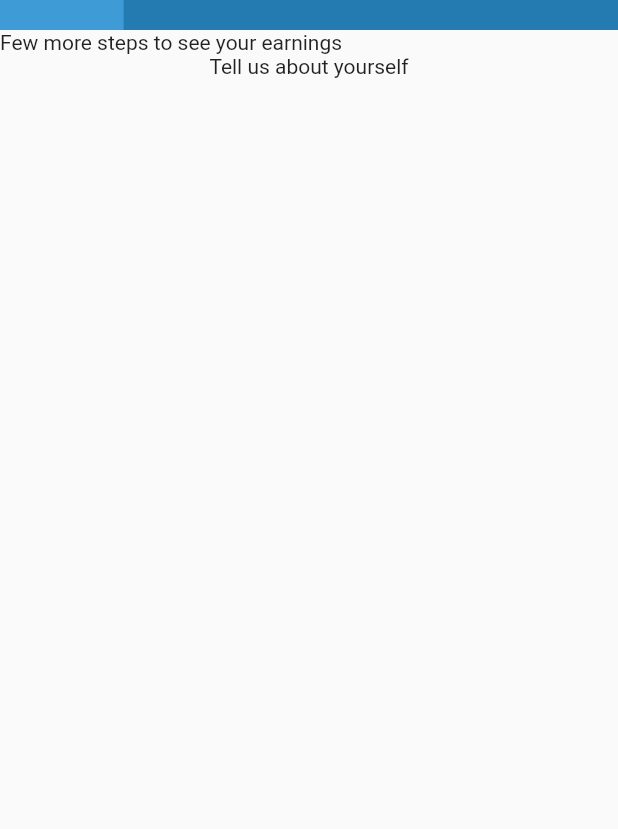
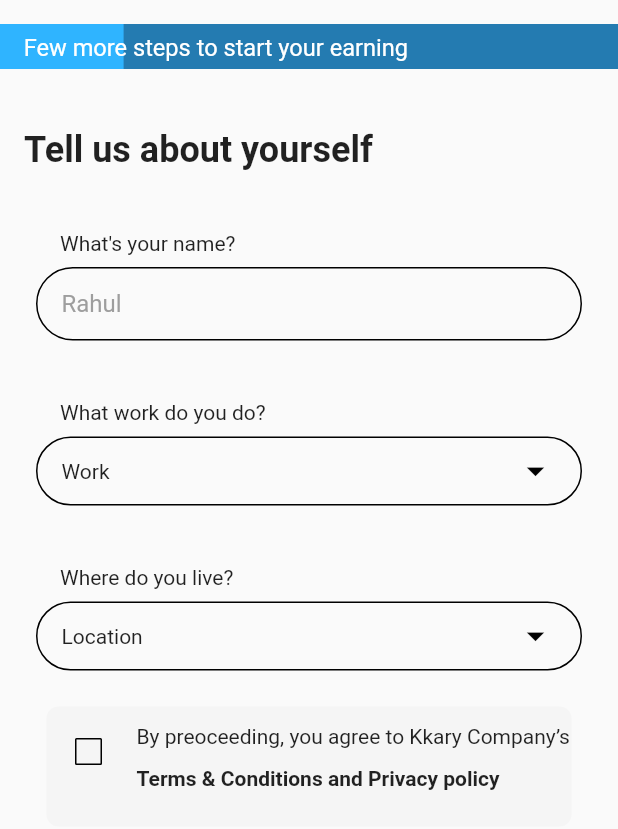
Before and after one commit to KiranYaduvanshi/kkary_vendor_service, a Flutter app: the Partner screen opened directly, on a phone screen of 412 x 824 dp. Shown: the top 829 px of the screen. Run offline on Flutter 3.47's test engine with Material 2 defaults, Android fonts, the light colour scheme and no system bars; our stand-ins replace get, velocity_x; statements that could not run were skipped.

Commit message:
kkary Mar 4 2022 10:10

```diff
--- a/lib/common_widgets/linear_progress_indicator.dart
+++ b/lib/common_widgets/linear_progress_indicator.dart
@@ -1,9 +1,26 @@
 import 'package:flutter/material.dart';
+import 'package:kkary_vendors/utils/app_colors.dart';
+import 'package:velocity_x/velocity_x.dart';
 
-class ProgressIndecator{
-
-  static LinearProgressIndicator _linearProgressIndicator({required String Text}){
-    return LinearProgressIndicator();
-
+class ProgressIndecators {
+  static Widget linearProgressIndicator(
+      {required String text, required double value}) {
+    return SizedBox(
+      height: 30,
+      child: Stack(
+        children: [
+          LinearProgressIndicator(
+            minHeight: 35,
+            value: value,
+            backgroundColor: AppColors.blueDark,
+            color: AppColors.blueMedium,
+          ),
+          Align(
+            child: "  $text".text.lg.color(Colors.white).make(),
+            alignment: Alignment.centerLeft,
+          ).px8(),
+        ],
+      ),
+    );
   }
 }
--- a/lib/modules/services_vendor/views/IntroScreens/partner.dart
+++ /dev/null
@@ -1,31 +0,0 @@
-import 'package:flutter/material.dart';
-import 'package:kkary_vendors/utils/app_colors.dart';
-
-class Partner extends StatefulWidget {
-  const Partner({Key? key}) : super(key: key);
-
-  @override
-  State<Partner> createState() => _PartnerState();
-}
-
-class _PartnerState extends State<Partner> {
-  @override
-  Widget build(BuildContext context) {
-    return SafeArea(
-        child: Scaffold(
-      body: Column(
-        children: const [
-          LinearProgressIndicator(
-            minHeight: 20,
-            value: 0.2,
-            backgroundColor: AppColors.blueDark,
-            color: AppColors.blueLight,
-
-          ),
-          Align(child: Text("Few more steps to see your earnings"),alignment: Alignment.topLeft,),
-          Text("Tell us about yourself"),
-        ],
-      ),
-    ));
-  }
-}
--- /dev/null
+++ b/lib/modules/services_vendor/views/Register/partner.dart
@@ -0,0 +1,107 @@
+import 'package:flutter/material.dart';
+import 'package:kkary_vendors/common_widgets/linear_progress_indicator.dart';
+import 'package:kkary_vendors/utils/app_colors.dart';
+import 'package:kkary_vendors/utils/app_icons.dart';
+import 'package:kkary_vendors/utils/decorations.dart';
+import 'package:velocity_x/velocity_x.dart';
+
+class Partner extends StatefulWidget {
+  const Partner({Key? key}) : super(key: key);
+
+  @override
+  State<Partner> createState() => _PartnerState();
+}
+
+class _PartnerState extends State<Partner> {
+  @override
+  Widget build(BuildContext context) {
+    return SafeArea(
+        child: Scaffold(
+      body: Column(
+        crossAxisAlignment: CrossAxisAlignment.start,
+        children: [
+          ProgressIndecators.linearProgressIndicator(
+                  text: "Few more steps to start your earning", value: 0.2)
+              .py(16),
+          "Tell us about yourself".text.size(24).semiBold.make().py24().px16(),
+          fields(title: "What's your name?", widget: nameField(hint: "Rahul"))
+              .px24()
+              .py(16),
+          fields(title: "What work do you do?", widget: select(lable: "Work"))
+              .px24()
+              .py16(),
+          fields(title: "Where do you live?", widget: select(lable: "Location"))
+              .px24()
+              .py16(),
+          Center(
+            child: Container(
+              constraints: const BoxConstraints(
+                  minWidth: 200, maxWidth: 350, minHeight: 80),
+              decoration: CustomeBoxDecorations.circularAgree(
+                  backColor: Colors.grey.shade100),
+              child: Row(
+                mainAxisAlignment: MainAxisAlignment.center,
+                crossAxisAlignment: CrossAxisAlignment.start,
+                children: [
+                  Checkbox(
+                      // fillColor: MaterialStateProperty.all(Colors.white),
+                      activeColor: AppColors.blueMedium,
+                      side: BorderSide(width: 1, color: Colors.black),
+                      value: false,
+                      onChanged: (value) {
+                        value = value!;
+                        debugPrint(
+                          value.toString(),
+                        );
+                      }).py(6).px4(),
+                  Column(
+                    crossAxisAlignment: CrossAxisAlignment.start,
+                    children: [
+                      "By preoceeding, you agree to Kkary Company’s"
+                          .text
+                          .make()
+                          .py12(),
+                      "Terms & Conditions and Privacy policy".text.bold.make()
+                    ],
+                  ).px4()
+                ],
+              ),
+            ),
+          ),
+        ],
+      ),
+    ));
+  }
+
+  Widget fields({required String title, required Widget widget}) {
+    return Column(
+      crossAxisAlignment: CrossAxisAlignment.start,
+      children: [
+        title.text.make().px16(),
+        Container(
+          decoration: CustomeBoxDecorations.circularInputField(),
+          child: widget.py8().px12(),
+        ).py8()
+      ],
+    );
+  }
+
+  Widget nameField({required String hint}) {
+    return TextField(
+      decoration: InputDecoration.collapsed(
+        hintText: hint,
+        hintStyle: const TextStyle(color: Colors.grey),
+      ),
+    ).px4().py(6);
+  }
+
+  Widget select({required String lable}) {
+    return Row(
+      mainAxisAlignment: MainAxisAlignment.spaceBetween,
+      children: [
+        lable.text.make(),
+        AppIcons.dropDownIcon,
+      ],
+    ).px4();
+  }
+}
--- a/lib/utils/app_colors.dart
+++ b/lib/utils/app_colors.dart
@@ -6,7 +6,7 @@ class AppColors {
   static const Color blueDark = Color(0xFF247BB1);
   static const Color blueMedium = Color(0xFF2FB4FF);
   static const Color blueLight = Color(0xFF3E9BD5);
-  static const Color gray = Color(0xFFF5F5F5);
+  static const Color gray = Color.fromRGBO(245, 245, 245, 1);
   static const Color grayDark = Color(0xFF888888);
 
   // Gradients
--- a/lib/utils/app_icons.dart
+++ b/lib/utils/app_icons.dart
@@ -1,9 +1,18 @@
 import 'package:flutter/material.dart';
 import 'package:kkary_vendors/utils/app_colors.dart';
 
-class AppIcons{
-  static const Icon searchIcon = Icon(Icons.search , color: AppColors.grayDark,);
-  static const Icon dropDownIcon = Icon(Icons.arrow_drop_down , color: Colors.black,);
-  static const Icon dropUpIcon = Icon(Icons.arrow_drop_up_outlined , color: Colors.black,);
-
+class AppIcons {
+  static const Icon searchIcon = Icon(
+    Icons.search,
+    color: AppColors.grayDark,
+  );
+  static const Icon dropDownIcon = Icon(
+    Icons.arrow_drop_down,
+    color: Colors.black,
+    size: 28,
+  );
+  static const Icon dropUpIcon = Icon(
+    Icons.arrow_drop_up_outlined,
+    color: Colors.black,
+  );
 }
--- a/lib/utils/decorations.dart
+++ b/lib/utils/decorations.dart
@@ -1,7 +1,7 @@
 import 'package:flutter/material.dart';
 import 'package:kkary_vendors/utils/app_colors.dart';
 
-class BoxDecorations {
+class CustomeBoxDecorations {
   static BoxDecoration circularBorderLightBlue() {
     return BoxDecoration(
       border: Border.all(color: AppColors.blueLight),
@@ -9,11 +9,19 @@ class BoxDecorations {
     );
   }
 
-  static BoxDecoration circularInputField({ Color borderColor = Colors.black}) {
-    return  BoxDecoration(
+  static BoxDecoration circularInputField(
+      {Color borderColor = Colors.black, Color? backColor}) {
+    return BoxDecoration(
       border: Border.all(color: borderColor),
       borderRadius: const BorderRadius.all(Radius.circular(25)),
     );
   }
 
+  static BoxDecoration circularAgree(
+      {Color borderColor = Colors.black, required Color backColor}) {
+    return BoxDecoration(
+      color: backColor,
+      borderRadius: const BorderRadius.all(Radius.circular(8)),
+    );
+  }
 }
```
